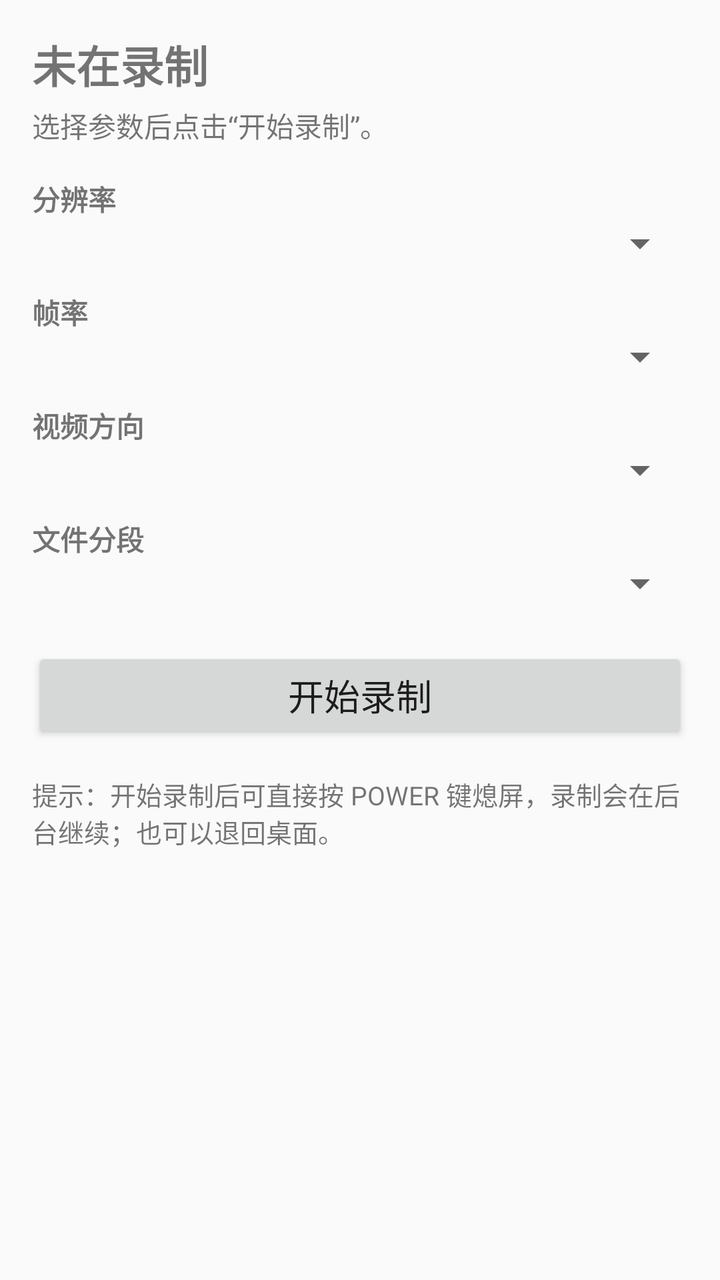
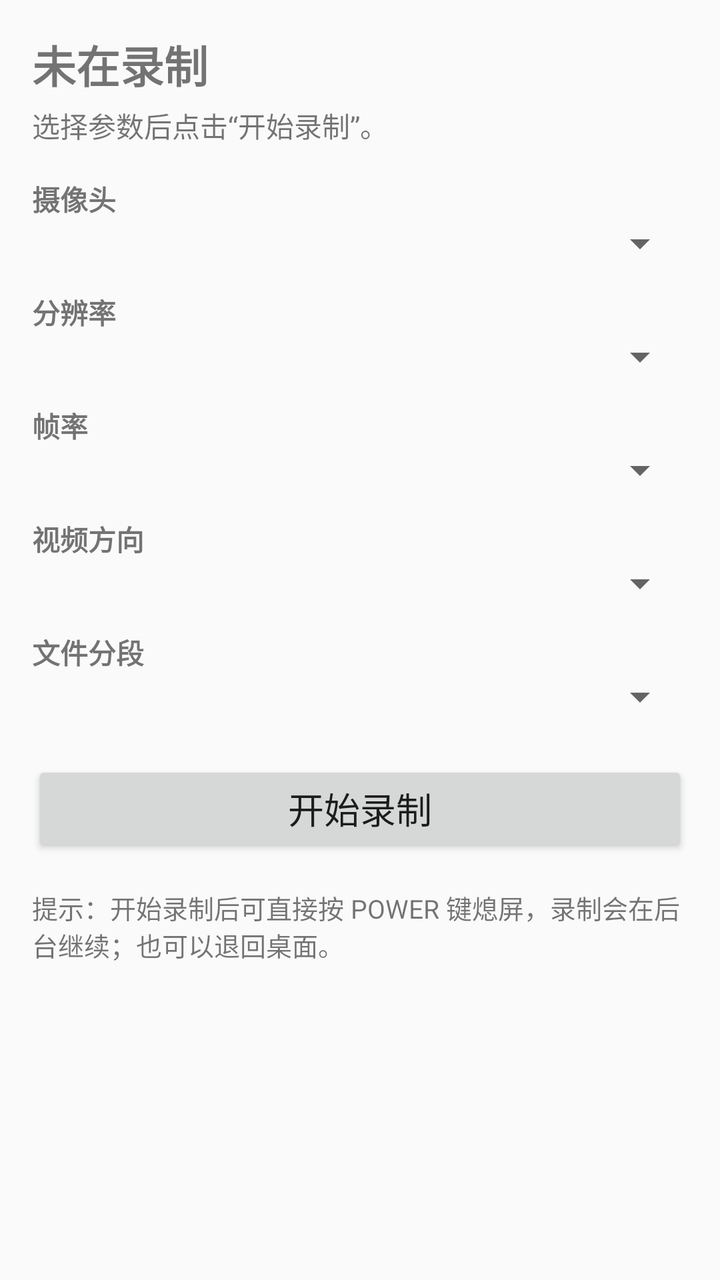

An Android layout rendered at two revisions. The XML below is the earlier revision; the diff shows what the commit changed to produce the second picture.
<!-- AndroidManifest.xml: application theme android:Theme.Material.Light.DarkActionBar -->
<!-- res/layout/activity_main.xml -->
<?xml version="1.0" encoding="utf-8"?>
<ScrollView xmlns:android="http://schemas.android.com/apk/res/android"
    android:layout_width="match_parent"
    android:layout_height="match_parent"
    android:fillViewport="true">

    <LinearLayout
        android:layout_width="match_parent"
        android:layout_height="wrap_content"
        android:orientation="vertical"
        android:padding="16dp">

        <TextView
            android:id="@+id/status"
            android:layout_width="match_parent"
            android:layout_height="wrap_content"
            android:text="@string/status_idle"
            android:textSize="22sp"
            android:textStyle="bold" />

        <TextView
            android:id="@+id/detail"
            android:layout_width="match_parent"
            android:layout_height="wrap_content"
            android:layout_marginTop="4dp"
            android:layout_marginBottom="16dp"
            android:text="@string/detail_idle"
            android:textSize="14sp" />

        <TextView
            android:layout_width="match_parent"
            android:layout_height="wrap_content"
            android:text="@string/label_resolution"
            android:textSize="14sp"
            android:textStyle="bold" />

        <Spinner
            android:id="@+id/sp_resolution"
            android:layout_width="match_parent"
            android:layout_height="wrap_content"
            android:layout_marginBottom="12dp" />

        <TextView
            android:layout_width="match_parent"
            android:layout_height="wrap_content"
            android:text="@string/label_fps"
            android:textSize="14sp"
            android:textStyle="bold" />

        <Spinner
            android:id="@+id/sp_fps"
            android:layout_width="match_parent"
            android:layout_height="wrap_content"
            android:layout_marginBottom="12dp" />

        <TextView
            android:layout_width="match_parent"
            android:layout_height="wrap_content"
            android:text="@string/label_orientation"
            android:textSize="14sp"
            android:textStyle="bold" />

        <Spinner
            android:id="@+id/sp_orientation"
            android:layout_width="match_parent"
            android:layout_height="wrap_content"
            android:layout_marginBottom="12dp" />

        <TextView
            android:layout_width="match_parent"
            android:layout_height="wrap_content"
            android:text="@string/label_segment"
            android:textSize="14sp"
            android:textStyle="bold" />

        <Spinner
            android:id="@+id/sp_segment"
            android:layout_width="match_parent"
            android:layout_height="wrap_content"
            android:layout_marginBottom="20dp" />

        <Button
            android:id="@+id/btn_toggle"
            android:layout_width="match_parent"
            android:layout_height="wrap_content"
            android:text="@string/btn_start"
            android:textSize="18sp" />

        <TextView
            android:layout_width="match_parent"
            android:layout_height="wrap_content"
            android:layout_marginTop="16dp"
            android:text="@string/tip_power"
            android:textSize="13sp" />

        <TextView
            android:id="@+id/dir"
            android:layout_width="match_parent"
            android:layout_height="wrap_content"
            android:layout_marginTop="8dp"
            android:textSize="13sp" />

    </LinearLayout>

</ScrollView>
<!-- resources referenced by this layout -->
<resources>
  <string name="btn_start">开始录制</string>
  <string name="detail_idle">选择参数后点击“开始录制”。</string>
  <string name="label_fps">帧率</string>
  <string name="label_orientation">视频方向</string>
  <string name="label_resolution">分辨率</string>
  <string name="label_segment">文件分段</string>
  <string name="status_idle">未在录制</string>
  <string name="tip_power">提示：开始录制后可直接按 POWER 键熄屏，录制会在后台继续；也可以退回桌面。</string>
</resources>

<!-- the commit's change to res/layout/activity_main.xml (unified diff, before → after) -->
@@ -26,6 +26,19 @@
             android:layout_marginBottom="16dp"
             android:text="@string/detail_idle"
             android:textSize="14sp" />
+
+        <TextView
+            android:layout_width="match_parent"
+            android:layout_height="wrap_content"
+            android:text="@string/label_camera"
+            android:textSize="14sp"
+            android:textStyle="bold" />
+
+        <Spinner
+            android:id="@+id/sp_camera"
+            android:layout_width="match_parent"
+            android:layout_height="wrap_content"
+            android:layout_marginBottom="12dp" />
 
         <TextView
             android:layout_width="match_parent"
<!-- resource entries referenced after the edit -->
@@ -2,6 +2,7 @@
 <resources>
   <string name="btn_start">开始录制</string>
   <string name="detail_idle">选择参数后点击“开始录制”。</string>
+  <string name="label_camera">摄像头</string>
   <string name="label_fps">帧率</string>
   <string name="label_orientation">视频方向</string>
   <string name="label_resolution">分辨率</string>
